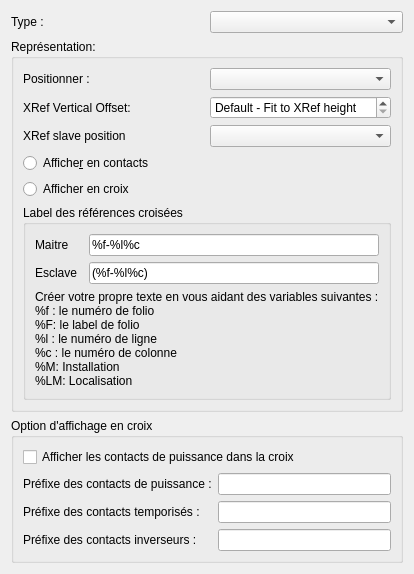
Old version of the form sources/ui/xrefpropertieswidget.ui in the repository qelectrotech/qelectrotech-source-mirror.
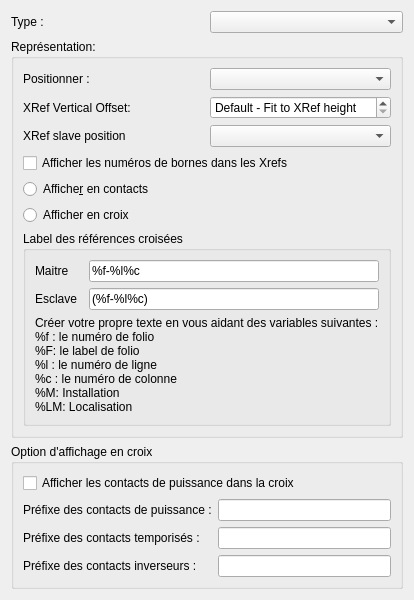
New version of the form.

Commit message: xref: add option to hide terminal names in cross-references

The edit to the form file:
```diff
--- a/sources/ui/xrefpropertieswidget.ui
+++ b/sources/ui/xrefpropertieswidget.ui
@@ -108,6 +108,13 @@
        <layout class="QHBoxLayout" name="horizontalLayout_3">
         <item>
          <layout class="QVBoxLayout" name="verticalLayout_2">
+          <item>
+           <widget class="QCheckBox" name="m_show_terminal_name_cb">
+            <property name="text">
+             <string>Afficher les numéros de bornes dans les Xrefs</string>
+            </property>
+           </widget>
+          </item>
           <item>
            <widget class="QRadioButton" name="m_display_has_contacts_rb">
             <property name="text">
```
Left out of the diff: 1 changed line with no effect on the pictures. The commit also changes 4 other files.
